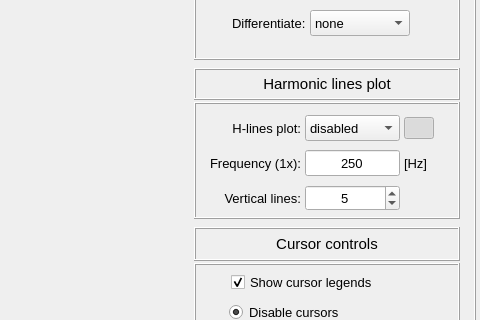
Old version of the form vibra/interface/data/ui_files/plots/general/frequency_response_plotter.ui in the repository MOPT-UFSC/VIBRA; both pictures show x 570 to 1050 and y 352 to 672 of the 1050 by 791 pixel window.
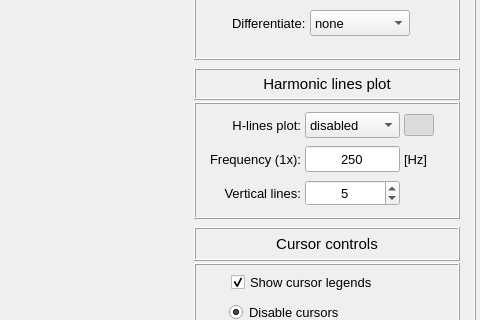
New version of the form. Icons and pictures are not drawn.

Commit message: Recompile the frequency response plotter user interface files.

Diff of the .ui file:
```diff
--- a/vibra/interface/data/ui_files/plots/general/frequency_response_plotter.ui
+++ b/vibra/interface/data/ui_files/plots/general/frequency_response_plotter.ui
@@ -1574,13 +1574,13 @@
                        <number>4</number>
                       </property>
                       <property name="topMargin">
-                       <number>6</number>
+                       <number>4</number>
                       </property>
                       <property name="rightMargin">
                        <number>4</number>
                       </property>
                       <property name="bottomMargin">
-                       <number>0</number>
+                       <number>4</number>
                       </property>
                       <property name="spacing">
                        <number>4</number>
```
The commit also changes 1 other file.
